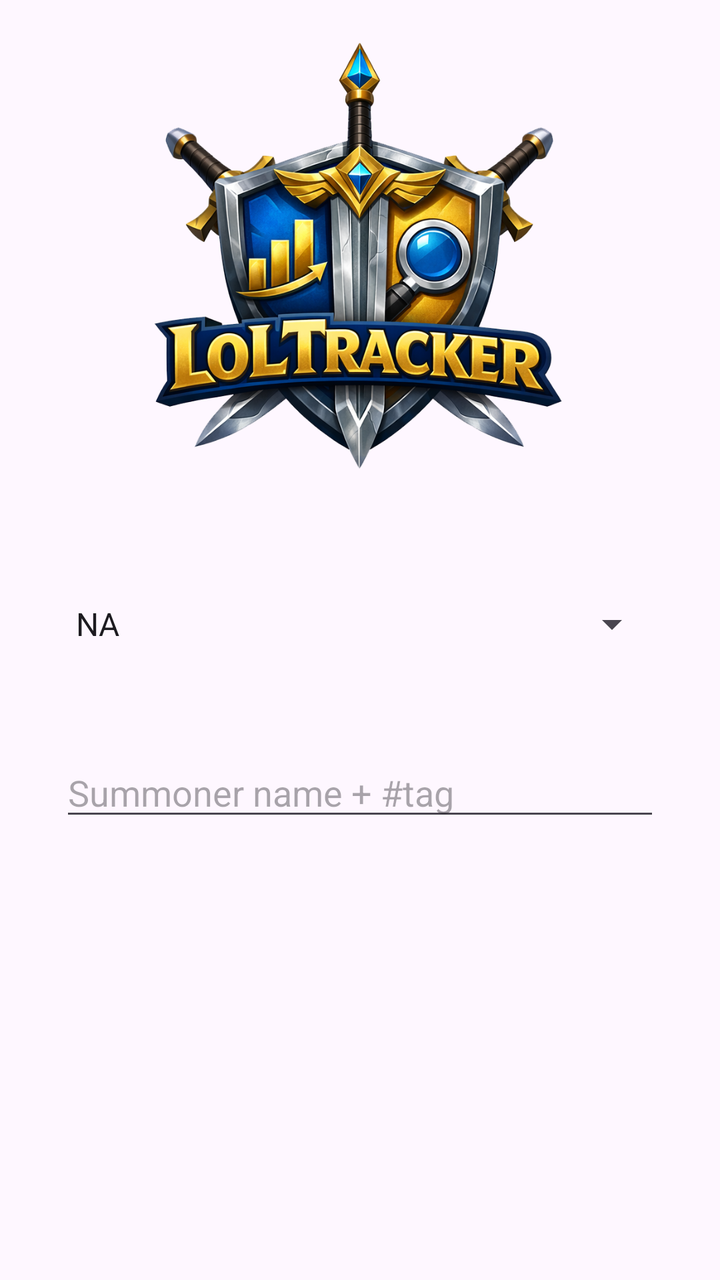
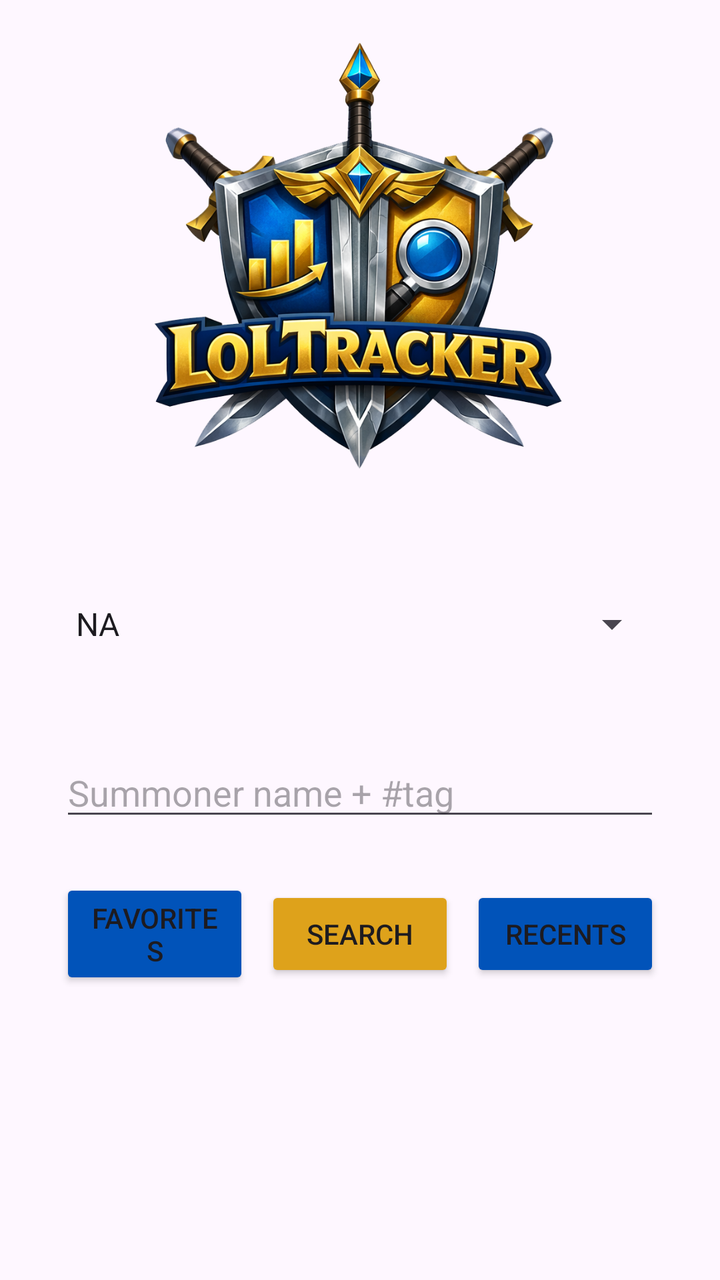

The first picture is an Android layout as it rendered before a commit; the second is the same layout after the commit. The layout source and the unified diff follow.
<!-- AndroidManifest.xml: application theme Theme.LoLTracker -->
<!-- res/layout/fragment_search.xml -->
<?xml version="1.0" encoding="utf-8"?>
<androidx.constraintlayout.widget.ConstraintLayout
    xmlns:android="http://schemas.android.com/apk/res/android"
    android:layout_width="match_parent"
    android:layout_height="match_parent"
    xmlns:app="http://schemas.android.com/apk/res-auto"
    xmlns:tools="http://schemas.android.com/tools"
    tools:context=".ui.SearchFragment">

    <ScrollView
        android:id="@+id/searchScroll"
        android:layout_width="match_parent"
        android:layout_height="match_parent">

        <LinearLayout
            android:layout_width="match_parent"
            android:layout_height="wrap_content"
            android:layout_marginLeft="30dp"
            android:layout_marginRight="30dp"
            android:orientation="vertical">

            <ImageView
                android:id="@+id/logoImage"
                android:layout_width="match_parent"
                android:layout_height="wrap_content"
                android:adjustViewBounds="true"
                android:scaleType="centerCrop"
                app:layout_constraintTop_toTopOf="parent"
                app:srcCompat="@drawable/logo" />

            <Spinner
                android:id="@+id/searchSpinner"
                android:layout_width="match_parent"
                android:layout_height="wrap_content"
                android:entries="@array/regions"
                android:textSize="15sp" />

            <EditText
                android:id="@+id/accountInputEdit"
                android:layout_width="match_parent"
                android:layout_height="wrap_content"
                android:layout_marginTop="50dp"
                android:digits="abcdefghijklmnopqrstuvwxyz#1234567890"
                android:text=""
                android:hint="@string/summoner_name_tag"/>

            

            

            

        </LinearLayout>

    </ScrollView>

</androidx.constraintlayout.widget.ConstraintLayout>
<!-- resources referenced by this layout -->
<resources>
  <string-array name="regions">
          <item>NA</item>
          <item>EUW</item>
          <item>EUNE</item>
          <item>KR</item>
      </string-array>
  <!-- drawable logo: webp bitmap (drawable, 386752 bytes) -->
  <string name="summoner_name_tag">Summoner name + #tag</string>
  <style name="Theme.LoLTracker" parent="Base.Theme.LoLTracker" />
  <style name="Base.Theme.LoLTracker" parent="Theme.Material3.DayNight.NoActionBar">
          <item name="colorPrimary">#0153B9</item>
          <item name="colorOnPrimary">#FFFFFF</item>
  
          <item name="colorSecondary">#DEA21B</item>
          <item name="colorOnSecondary">#000000</item>
      </style>
</resources>

<!-- the commit's change to res/layout/fragment_search.xml (unified diff, before → after) -->
@@ -41,14 +41,46 @@
                 android:layout_height="wrap_content"
                 android:layout_marginTop="50dp"
                 android:digits="abcdefghijklmnopqrstuvwxyz#1234567890"
-                android:text=""
-                android:hint="@string/summoner_name_tag"/>
+                android:hint="@string/summoner_name_tag"
+                android:text="" />
 
             
 
-            
+            <LinearLayout
+                android:layout_width="match_parent"
+                android:layout_height="wrap_content"
+                android:layout_marginTop="24dp"
+                android:orientation="horizontal"
+                android:gravity="center"
+                android:weightSum="3">
 
-            
+                <Button
+                    android:id="@+id/favoriteButton"
+                    android:layout_width="0dp"
+                    android:layout_height="wrap_content"
+                    android:layout_weight="1"
+                    android:layout_marginEnd="8dp"
+                    android:backgroundTint="?attr/colorPrimary"
+                    android:text="@string/favorites" />
+
+                <Button
+                    android:id="@+id/searchButton"
+                    android:layout_width="0dp"
+                    android:layout_height="wrap_content"
+                    android:layout_weight="1"
+                    android:layout_marginEnd="8dp"
+                    android:backgroundTint="?attr/colorSecondary"
+                    android:text="@string/search" />
+
+                <Button
+                    android:id="@+id/recentButton"
+                    android:layout_width="0dp"
+                    android:layout_height="wrap_content"
+                    android:layout_weight="1"
+                    android:backgroundTint="?attr/colorPrimary"
+                    android:text="@string/recents" />
+            </LinearLayout>
+
 
         </LinearLayout>
 
<!-- resource entries referenced after the edit -->
@@ -7,6 +7,9 @@
           <item>KR</item>
       </string-array>
   <!-- drawable logo: webp bitmap (drawable, 386752 bytes) -->
+  <string name="favorites">Favorites</string>
+  <string name="recents">Recents</string>
+  <string name="search">Search</string>
   <string name="summoner_name_tag">Summoner name + #tag</string>
   <style name="Theme.LoLTracker" parent="Base.Theme.LoLTracker" />
   <style name="Base.Theme.LoLTracker" parent="Theme.Material3.DayNight.NoActionBar">
